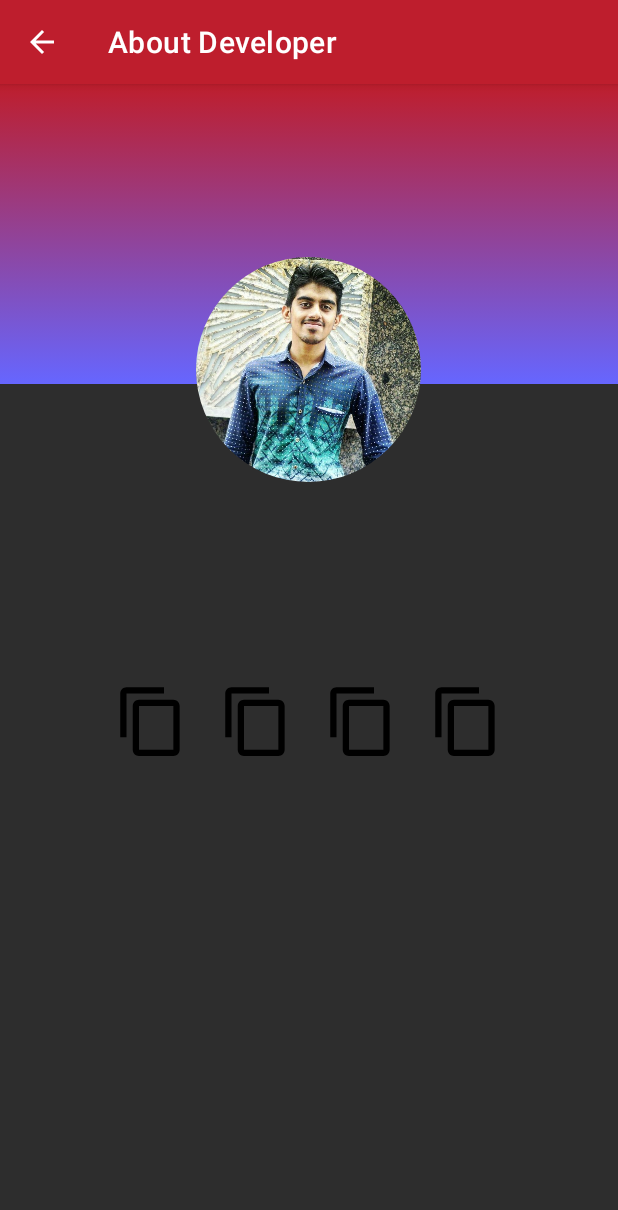
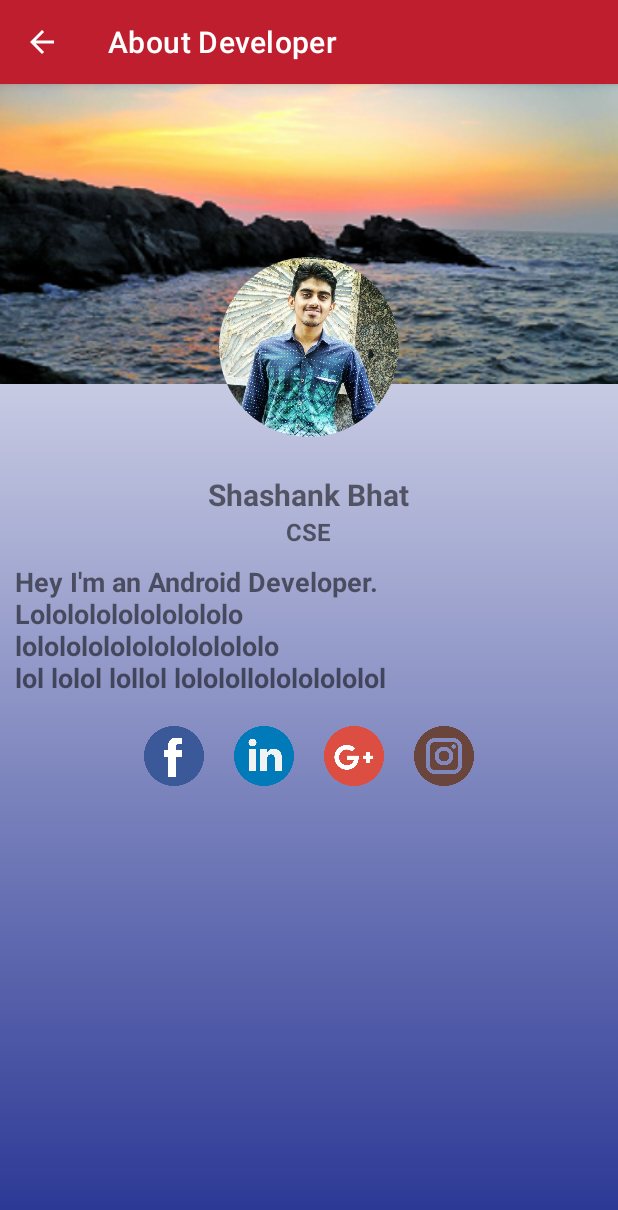
Before and after one commit to shashank1800/Android_App-Utopia-19, an Android app: the AboutDev screen opened directly, with no data from a screen before it, on a phone screen of 412 x 824 dp. Shown: the top 1210 px of the screen. Run offline under Robolectric (Android 15) with nearby library versions, the phone set to English and light mode, and no system bars; our stand-ins replace CircleImageView; plain views replace PDFView.

Commit message:
10 commit

```diff
--- a/app/build.gradle
+++ b/app/build.gradle
@@ -37,7 +37,6 @@ dependencies {
     implementation 'com.squareup.picasso:picasso:2.71828'
     implementation 'com.android.support:support-compat:28.0.0'
     implementation 'com.github.barteksc:android-pdf-viewer:2.8.2'
-    implementation 'de.hdodenhof:circleimageview:2.2.0'
     implementation 'com.google.firebase:firebase-messaging:17.3.4'
 }
 apply plugin: 'com.google.gms.google-services'
--- /dev/null
+++ b/app/src/main/java/com/rnsit/utopia/Adapters/TechViewAdapter.java
@@ -0,0 +1,4 @@
+package com.rnsit.utopia.Adapters;
+
+public class TechViewAdapter {
+}
--- a/app/src/main/res/drawable/gradient_about_dev.xml
+++ b/app/src/main/res/drawable/gradient_about_dev.xml
@@ -4,8 +4,7 @@
         <shape>
             <gradient
                 android:angle="90"
-                android:endColor="@color/colorPrimary"
-                android:startColor="#6666FF"
+                android:startColor="@color/H1color"
                 android:type="linear" />
         </shape>
     </item>
--- a/app/src/main/res/layout/activity_about_dev.xml
+++ b/app/src/main/res/layout/activity_about_dev.xml
@@ -5,7 +5,7 @@
     xmlns:tools="http://schemas.android.com/tools"
     android:layout_width="match_parent"
     android:layout_height="match_parent"
-    android:background="@color/dark"
+    android:background="@drawable/gradient_about_dev"
     tools:context=".AboutDev">
 
     <LinearLayout
@@ -13,7 +13,7 @@
         android:layout_height="@dimen/dimen_200dp"
         android:gravity="center"
         android:layout_marginBottom="@dimen/dimen_30dp"
-        android:background="@drawable/gradient_about_dev">
+        android:background="@drawable/post">
 
     </LinearLayout>
 
@@ -28,8 +28,8 @@
             android:layout_height="wrap_content"
             android:orientation="vertical">
             <de.hdodenhof.circleimageview.CircleImageView
-                android:layout_width="@dimen/dimen_150dp"
-                android:layout_height="@dimen/dimen_150dp"
+                android:layout_width="@dimen/dimen_120dp"
+                android:layout_height="@dimen/dimen_120dp"
                 android:src="@drawable/myphoto"
                 android:layout_gravity="center"/>
             <TextView
@@ -42,37 +42,66 @@
     </RelativeLayout>
 
     <LinearLayout
+        android:id="@+id/myName"
         android:layout_width="wrap_content"
         android:layout_height="wrap_content"
         android:layout_below="@+id/relativeLayout"
         android:layout_centerHorizontal="true"
-        android:layout_marginTop="@dimen/dimen_100dp"
+        android:orientation="vertical">
+        <TextView
+            android:layout_width="wrap_content"
+            android:layout_height="wrap_content"
+            android:text="Shashank Bhat"
+            android:layout_gravity="center"
+            android:textSize="@dimen/dimen_20sp"
+            android:textStyle="bold"/>
+        <TextView
+            android:layout_width="wrap_content"
+            android:layout_height="wrap_content"
+            android:text="CSE"
+            android:layout_gravity="center"
+            android:textSize="@dimen/dimen_16sp"
+            android:textStyle="bold"/>
+
+    </LinearLayout>
+
+    <TextView
+        android:id="@+id/desc"
+        android:layout_width="wrap_content"
+        android:layout_height="wrap_content"
+        android:layout_below="@+id/myName"
+        android:layout_margin="@dimen/dimen_10dp"
+        android:textSize="@dimen/dimen_18sp"
+        android:textStyle="bold"
+        android:text="Hey I'm an Android Developer. Lolololololololololo\nlolololololololololololo\nlol lolol lollol lololollolololololol"/>
+
+    <LinearLayout
+        android:layout_width="wrap_content"
+        android:layout_height="wrap_content"
+        android:layout_below="@+id/desc"
+        android:layout_centerHorizontal="true"
         android:orientation="horizontal">
         <ImageView
-            android:layout_width="@dimen/dimen_50dp"
-            android:layout_height="@dimen/dimen_50dp"
-            android:src="@drawable/ic_copy_toclipboard"
+            android:layout_width="@dimen/dimen_40dp"
+            android:layout_height="@dimen/dimen_40dp"
+            android:src="@drawable/facebook"
             android:layout_margin="@dimen/dimen_10dp"/>
         <ImageView
-            android:layout_width="@dimen/dimen_50dp"
-            android:layout_height="@dimen/dimen_50dp"
-            android:src="@drawable/ic_copy_toclipboard"
+            android:layout_width="@dimen/dimen_40dp"
+            android:layout_height="@dimen/dimen_40dp"
+            android:src="@drawable/linkedin"
             android:layout_margin="@dimen/dimen_10dp"/>
         <ImageView
-            android:layout_width="@dimen/dimen_50dp"
-            android:layout_height="@dimen/dimen_50dp"
-            android:src="@drawable/ic_copy_toclipboard"
+            android:layout_width="@dimen/dimen_40dp"
+            android:layout_height="@dimen/dimen_40dp"
+            android:src="@drawable/google_plus"
             android:layout_margin="@dimen/dimen_10dp"/>
         <ImageView
-            android:layout_width="@dimen/dimen_50dp"
-            android:layout_height="@dimen/dimen_50dp"
-            android:src="@drawable/ic_copy_toclipboard"
+            android:layout_width="@dimen/dimen_40dp"
+            android:layout_height="@dimen/dimen_40dp"
+            android:src="@drawable/instagram"
             android:layout_margin="@dimen/dimen_10dp"/>
+
     </LinearLayout>
 
-    <!--<com.github.barteksc.pdfviewer.PDFView
-        android:id="@+id/pdfView"
-        android:layout_width="match_parent"
-        android:layout_height="match_parent"/>-->
-
 </RelativeLayout>
--- a/app/src/main/res/layout/my_layout_fun.xml
+++ b/app/src/main/res/layout/my_layout_fun.xml
@@ -22,7 +22,7 @@
             android:text="Event Name"
             android:textColor="@color/postDetailColor"
             android:textStyle="bold"
-            android:textSize="@dimen/dimen_20sp"
+            android:textSize="@dimen/dimen_18sp"
             android:fontFamily="sans-serif"/>
         <LinearLayout
             android:layout_width="match_parent"
@@ -52,7 +52,7 @@
                     android:text="Winner Name"
                     android:textColor="@color/postDetailColor"
                     android:textStyle="bold"
-                    android:textSize="@dimen/dimen_16sp"
+                    android:textSize="@dimen/dimen_18sp"
                     android:fontFamily="sans-serif"/>
                 <ImageView
                     android:layout_width="@dimen/dimen_50dp"
@@ -87,7 +87,7 @@
                     android:text="Winner Name"
                     android:textColor="@color/postDetailColor"
                     android:textStyle="bold"
-                    android:textSize="@dimen/dimen_16sp"
+                    android:textSize="@dimen/dimen_18sp"
                     android:fontFamily="sans-serif"/>
                 <ImageView
                     android:layout_width="@dimen/dimen_50dp"
--- a/app/src/main/res/values/dimens.xml
+++ b/app/src/main/res/values/dimens.xml
@@ -20,4 +20,5 @@
     <dimen name="dimen_14sp">14sp</dimen>
     <dimen name="dimen_150dp">150dp</dimen>
     <dimen name="dimen_0dp">0dp</dimen>
+    <dimen name="dimen_40dp">40dp</dimen>
 </resources>
```
Also changed, not shown: app/src/main/java/com/rnsit/utopia/AdapterObjects/CultObject.java (added, +56 -0 lines), app/src/main/java/com/rnsit/utopia/AdapterObjects/LitObject.java (added, +56 -0 lines), app/src/main/java/com/rnsit/utopia/Adapters/CultViewAdapter.java (added, +62 -0 lines), app/src/main/java/com/rnsit/utopia/Adapters/LitViewAdapter.java (added, +59 -0 lines), app/src/main/java/com/rnsit/utopia/Adapters/SportsViewAdapter.java (added, +63 -0 lines), app/src/main/java/com/rnsit/utopia/Results.java (+80 -10 lines), app/src/main/res/layout/activity_results.xml (+26 -5 lines), app/src/main/res/layout/my_layout_sports.xml (+14 -5 lines), app/src/main/res/drawable/facebook.png (added), app/src/main/res/drawable/google_plus.png (added), app/src/main/res/drawable/groupicon.jpeg (deleted), app/src/main/res/drawable/instagram.png (added), app/src/main/res/drawable/linkedin.png (added).
